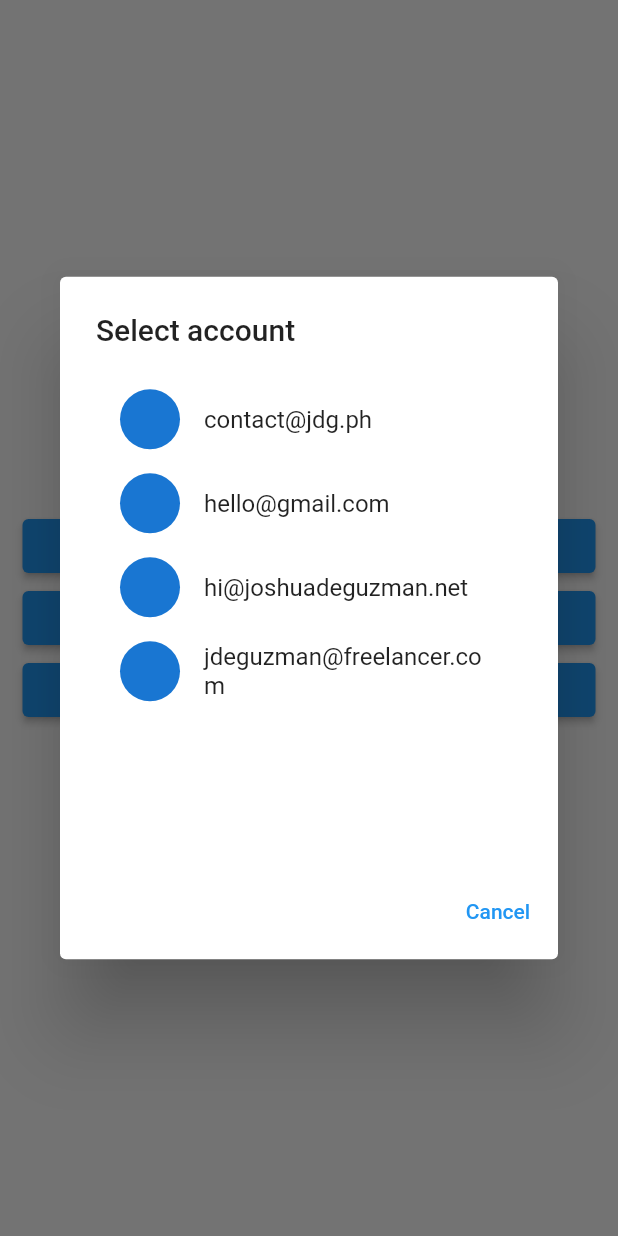
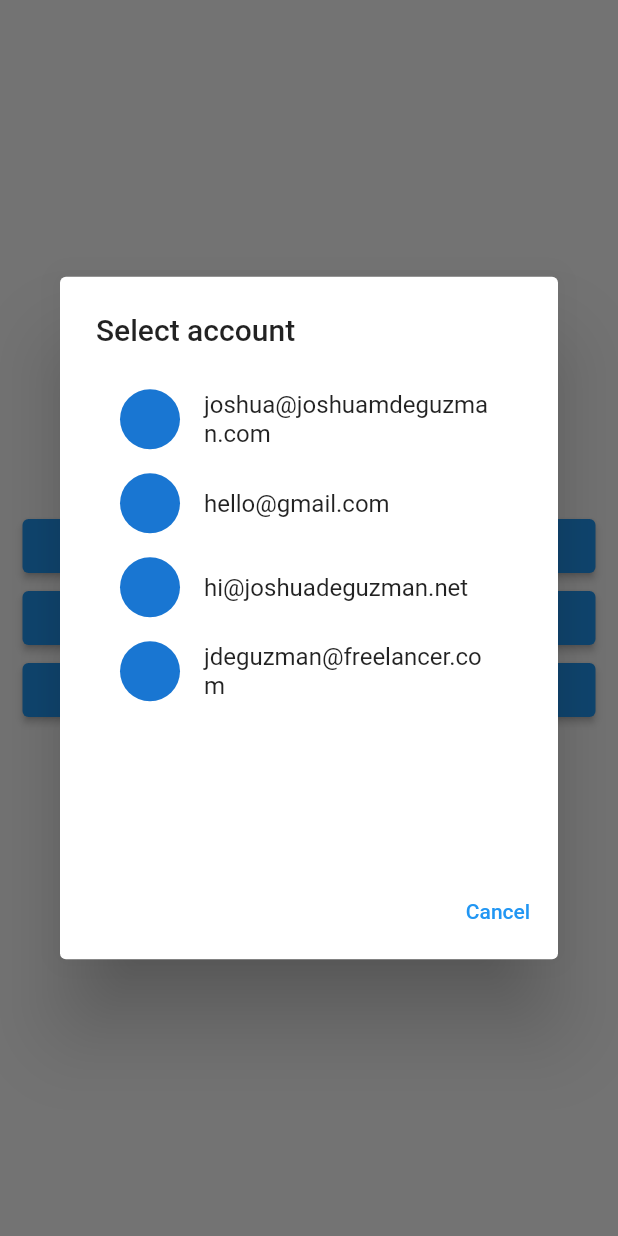
Before and after one commit to joshuadeguzman/flutter_dialogs, a Flutter app: the screen it shows after launch, after a tap on "Show List Alert", on a phone screen of 412 x 824 dp. Run offline on Flutter 3.47's test engine with Material 2 defaults, Android fonts, the phone set to English and light mode, and no system bars.

Commit message:
ptch: Update emails

```diff
--- a/example/lib/main.dart
+++ b/example/lib/main.dart
@@ -99,7 +99,7 @@ class ExampleScreen extends StatelessWidget {
             height: 300,
             child: Column(
               children: <Widget>[
-                _buildListItem("contact@jdg.ph"),
+                _buildListItem("joshua@joshuamdeguzman.com"),
                 _buildListItem("hello@gmail.com"),
                 _buildListItem("hi@joshuadeguzman.net"),
                 _buildListItem("jdeguzman@freelancer.com"),
```
Also changed, not shown: 2 other files.
